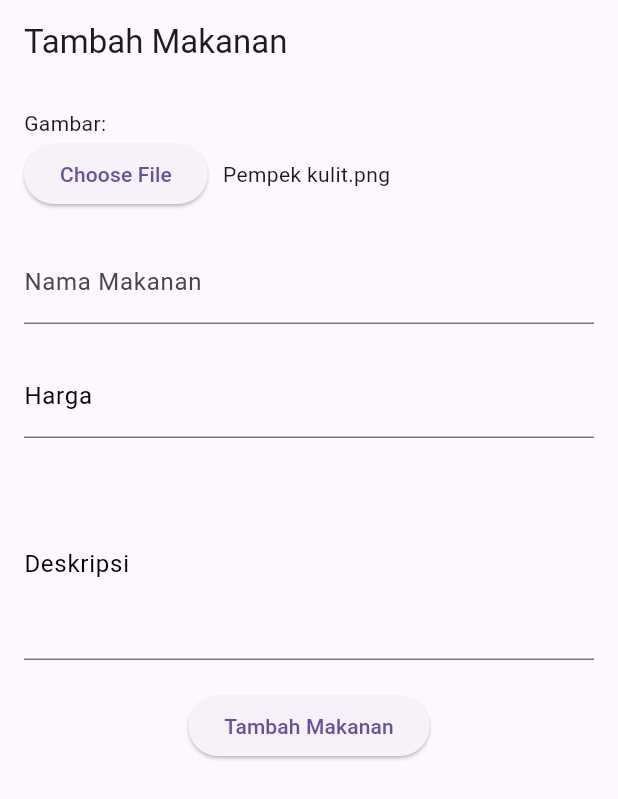
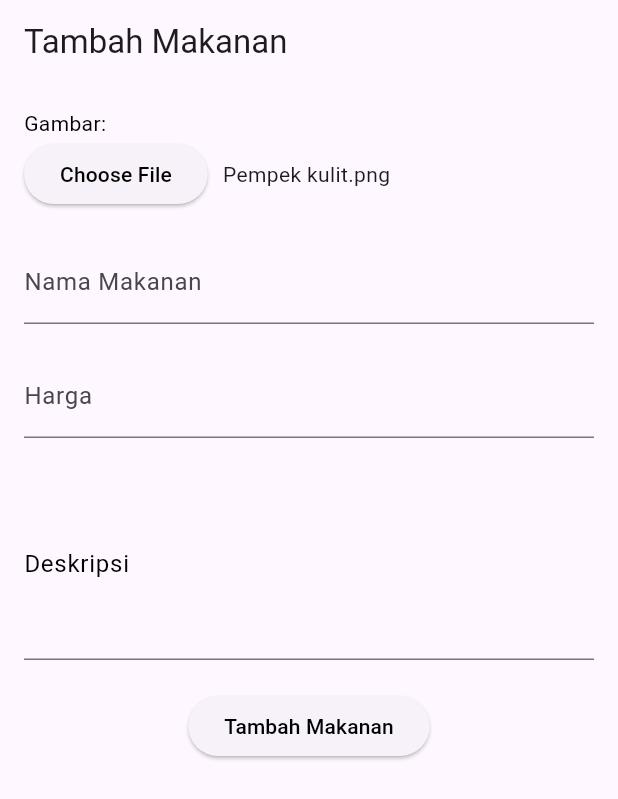
Before and after one commit to zakiBAEEE/PROJECT-AKHIR-PAB-II, a Flutter app: the screen it shows after launch, on a phone screen of 412 x 824 dp. Shown: the top 799 px of the screen. Run offline on Flutter 3.47's test engine with Material 3 defaults, Android fonts, the phone set to English and light mode, and no system bars; our stand-ins replace carousel_slider, cloud_firestore, firebase_auth, firebase_core, firebase_storage; accounts and stored records are empty.

Commit message:
perbaiki add

```diff
--- a/lib/screens/add_menu.dart
+++ b/lib/screens/add_menu.dart
@@ -25,14 +25,18 @@ class _AddMenuState extends State<AddMenu> {
         child: Column(
           crossAxisAlignment: CrossAxisAlignment.start,
           children: [
-            Text('Gambar:'),
+            const Text('Gambar:',
+              style: TextStyle(color: Colors.black),
+            ),
             Row(
               children: [
                 ElevatedButton(
                   onPressed: () {
                     // Implementasi untuk memilih file
                   },
-                  child: Text('Choose File'),
+                  child: Text('Choose File',
+                    style: TextStyle(color: Colors.black),
+                  ),
                 ),
                 SizedBox(width: 10),
                 Text(_imagePath ?? 'Pempek kulit.png'),
@@ -43,6 +47,7 @@ class _AddMenuState extends State<AddMenu> {
               controller: _namaController,
               decoration: InputDecoration(
                 labelText: 'Nama Makanan',
+                style: TextStyle(color: Colors.black),
               ),
               style: TextStyle(color: Colors.black),
             ),
@@ -51,7 +56,7 @@ class _AddMenuState extends State<AddMenu> {
               controller: _hargaController,
               decoration: const InputDecoration(
                 labelText: 'Harga',
-                labelStyle: TextStyle(color: Colors.black),
+                style: TextStyle(color: Colors.black),
               ),
               style: TextStyle(color: Colors.black),
             ),
@@ -71,7 +76,10 @@ class _AddMenuState extends State<AddMenu> {
                 onPressed: () {
                   // Implementasi untuk menambah makanan
                 },
-                child: const Text('Tambah Makanan'),
+                child: const Text('Tambah Makanan',
+                  style: TextStyle(color: Colors.black),
+                ),
+
               ),
             ),
           ],
```
